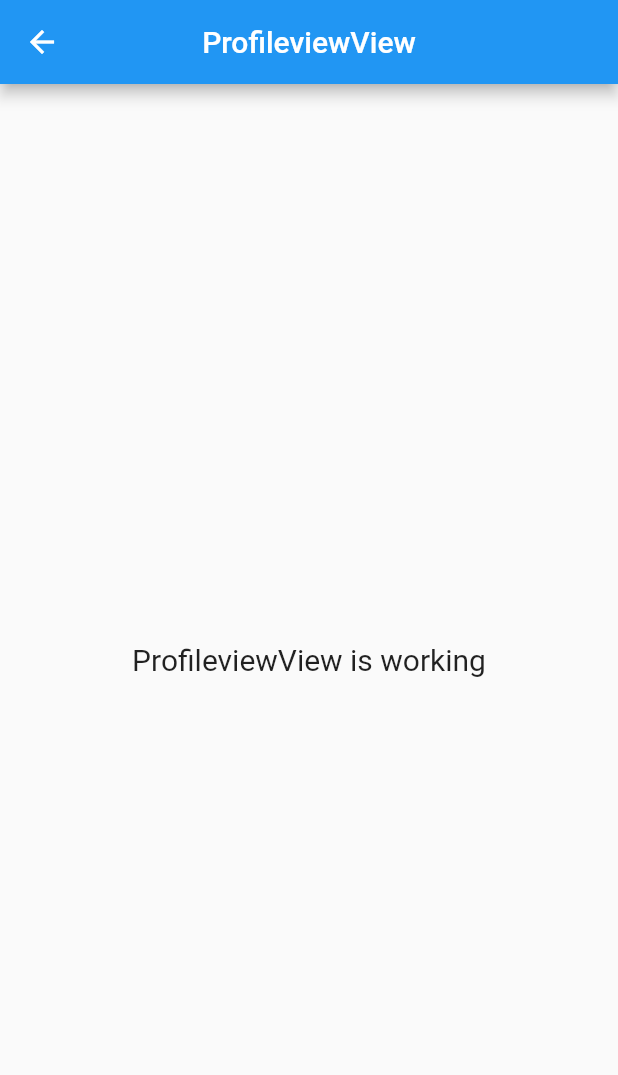
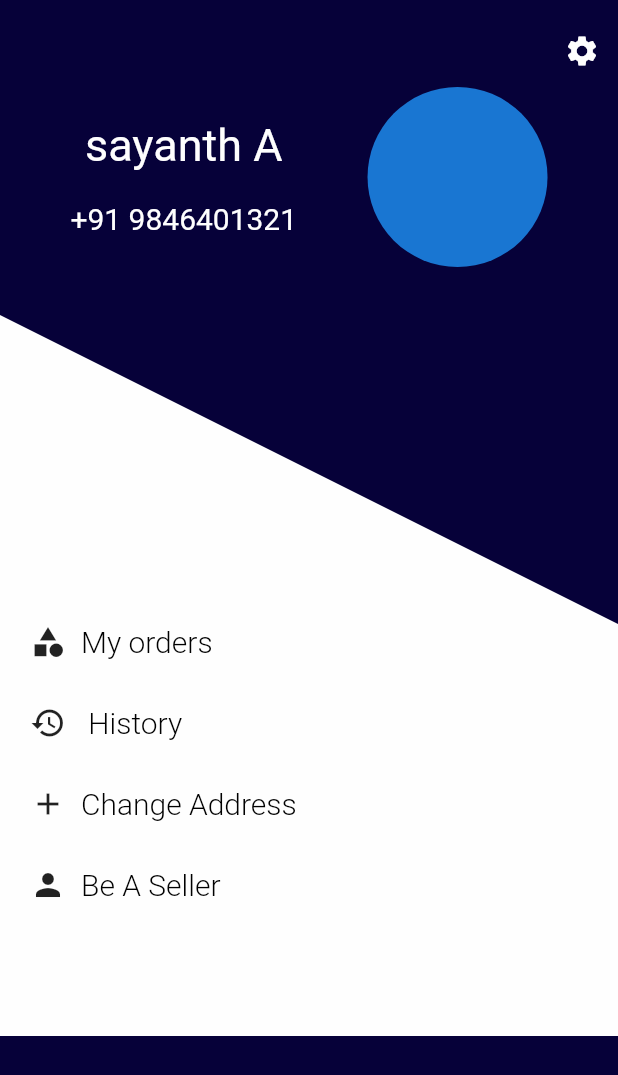
Before and after one commit to sayanths/rent-a-car-app, a Flutter app: the ProfileviewView screen opened by its route, on a phone screen of 412 x 824 dp. Shown: the top 1075 px of the screen. Run offline on Flutter 3.47's test engine with Material 2 defaults, Android fonts, the phone set to English and light mode, and no system bars; our stand-ins replace flutter_image_slideshow, get, google_fonts; missing offline and left inert: iconify_flutter; network calls fail; Roboto replaces fonts that are missing (Amaranth).

Commit message:
branch almost completed

```diff
--- a/lib/app/modules/profileview/views/profileview_view.dart
+++ b/lib/app/modules/profileview/views/profileview_view.dart
@@ -1,3 +1,6 @@
+import 'package:carzz/app/constants/colors/colors.dart';
+import 'package:carzz/app/constants/fonts/fonts.dart';
+import 'package:carzz/app/constants/widgets/custom_size/custom_size.dart';
 import 'package:flutter/material.dart';
 
 import 'package:get/get.dart';
@@ -7,17 +10,149 @@ import '../controllers/profileview_controller.dart';
 class ProfileviewView extends GetView<ProfileviewController> {
   @override
   Widget build(BuildContext context) {
-    return Scaffold(
-      appBar: AppBar(
-        title: Text('ProfileviewView'),
-        centerTitle: true,
-      ),
-      body: Center(
-        child: Text(
-          'ProfileviewView is working',
-          style: TextStyle(fontSize: 20),
+    final size = MediaQuery.of(context).size;
+    return SafeArea(
+      child: Scaffold(
+        backgroundColor: Color.fromARGB(255, 6, 1, 57),
+        body: ListView(
+          children: [
+            height10,
+            Container(
+              height: 200,
+              width: double.infinity,
+              color: Color.fromARGB(255, 6, 1, 57),
+              child: Column(
+                children: [
+                  Align(
+                    alignment: Alignment.centerRight,
+                    child: IconButton(
+                      onPressed: () {},
+                      icon: Icon(
+                        Icons.settings,
+                        color: white,
+                      ),
+                    ),
+                  ),
+                  Row(
+                    mainAxisAlignment: MainAxisAlignment.spaceEvenly,
+                    children: [
+                      Column(
+                        children: [
+                          Text(
+                            "sayanth A",
+                            style: gfontsubtitlefont(cl: white, sz: 30),
+                          ),
+                          height10,
+                          height10,
+                          Text(
+                            "+91 9846401321",
+                            style: gfontsubtitlefont(cl: white, sz: 20),
+                          )
+                        ],
+                      ),
+                      CircleAvatar(
+                        radius: 60,
+                      ),
+                    ],
+                  ),
+                ],
+              ),
+            ),
+            ClipPath(
+              clipper: Clipcliper(),
+              child: Container(
+                height: size.height / 4,
+                width: size.width,
+                decoration: BoxDecoration(
+                  color: white,
+                ),
+              ),
+            ),
+            Container(
+              height: size.height / 3,
+              decoration: BoxDecoration(
+                color: white,
+              ),
+              child: Padding(
+                padding: const EdgeInsets.symmetric(horizontal: 20),
+                child: Column(
+                  children: [
+                    ProfileOrderList(
+                        function: () {},
+                        icon: Icons.category,
+                        title: 'My orders'),
+                    height30,
+                    ProfileOrderList(
+                      function: () {},
+                      icon: Icons.history,
+                      title: ' History',
+                    ),
+                    height30,
+                    ProfileOrderList(
+                        function: () {},
+                        icon: Icons.add,
+                        title: 'Change Address'),
+                    height30,
+                    ProfileOrderList(
+                        function: () {},
+                        icon: Icons.person,
+                        title: 'Be A Seller'),
+                    height30,
+                  ],
+                ),
+              ),
+            ),
+          ],
         ),
       ),
     );
   }
 }
+
+class ProfileOrderList extends StatelessWidget {
+  final Function function;
+  final IconData icon;
+  final String title;
+  ProfileOrderList({
+    Key? key,
+    required this.function,
+    required this.icon,
+    required this.title,
+  }) : super(key: key);
+
+  @override
+  Widget build(BuildContext context) {
+    return InkWell(
+      onTap: function(),
+      child: Row(
+        children: [
+          Icon(icon),
+          SizedBox(
+            width: 10,
+          ),
+          Text(
+            title,
+            style: gfontsubtitlefont(sz: 20, fw: FontWeight.w300),
+          ),
+        ],
+      ),
+    );
+  }
+}
+
+class Clipcliper extends CustomClipper<Path> {
+  @override
+  Path getClip(Size size) {
+    Path path = Path();
+    path.lineTo(0, size.height);
+    // path.quadraticBezierTo(
+    //     size.width * 0.5, size.height * -100, size.width, size.height);
+    path.lineTo(size.width, size.height);
+    return path;
+  }
+
+  @override
+  bool shouldReclip(covariant CustomClipper<Path> oldClipper) {
+    return false;
+  }
+}
```
